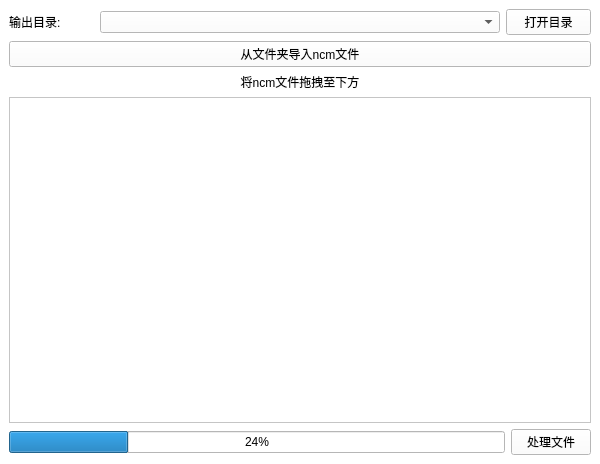
The window that src/ncmpy/gui/mainwindow.ui (gookeryoung/ncmpy) describes before a commit, drawn with Qt 5.
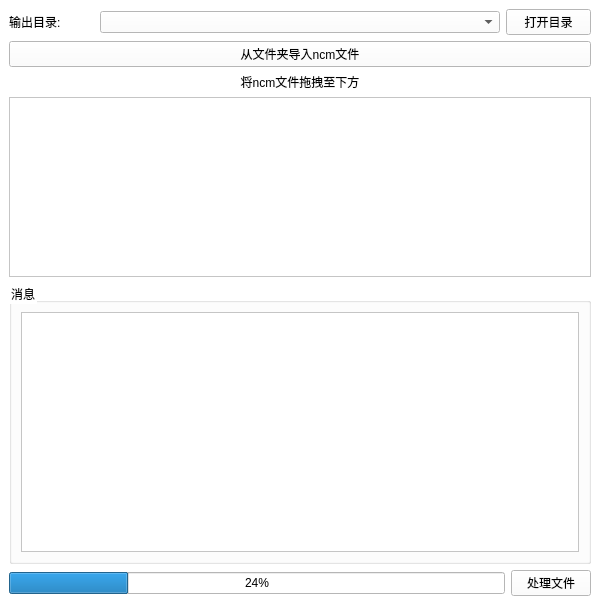
The same window after the commit. Custom widgets are drawn as their Qt base class.

Patch:
```diff
--- a/src/ncmpy/gui/mainwindow.ui
+++ b/src/ncmpy/gui/mainwindow.ui
@@ -7,7 +7,7 @@
     <x>0</x>
     <y>0</y>
     <width>600</width>
-    <height>464</height>
+    <height>605</height>
    </rect>
   </property>
   <property name="sizePolicy">
@@ -100,6 +100,25 @@
         </property>
        </widget>
       </item>
+      <item>
+       <widget class="QGroupBox" name="gbMessage">
+        <property name="title">
+         <string>消息</string>
+        </property>
+        <layout class="QVBoxLayout" name="verticalLayout_2">
+         <item>
+          <widget class="QListWidget" name="lwMessage">
+           <property name="minimumSize">
+            <size>
+             <width>0</width>
+             <height>240</height>
+            </size>
+           </property>
+          </widget>
+         </item>
+        </layout>
+       </widget>
+      </item>
       <item>
        <layout class="QHBoxLayout" name="hlProcess">
         <item>
```
